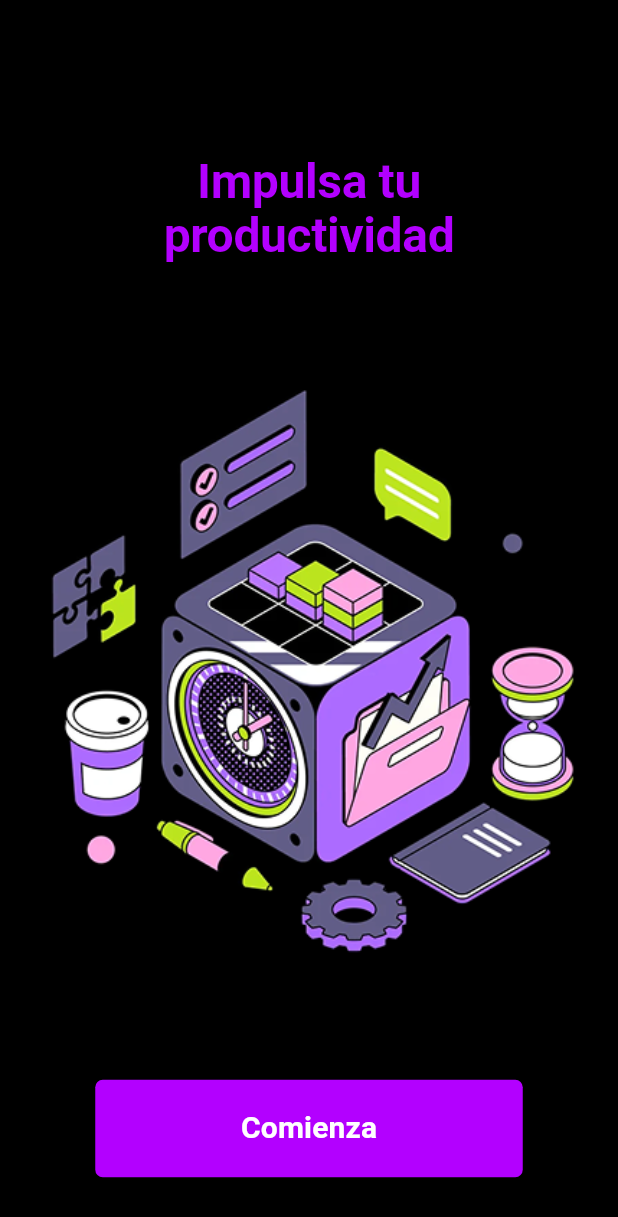
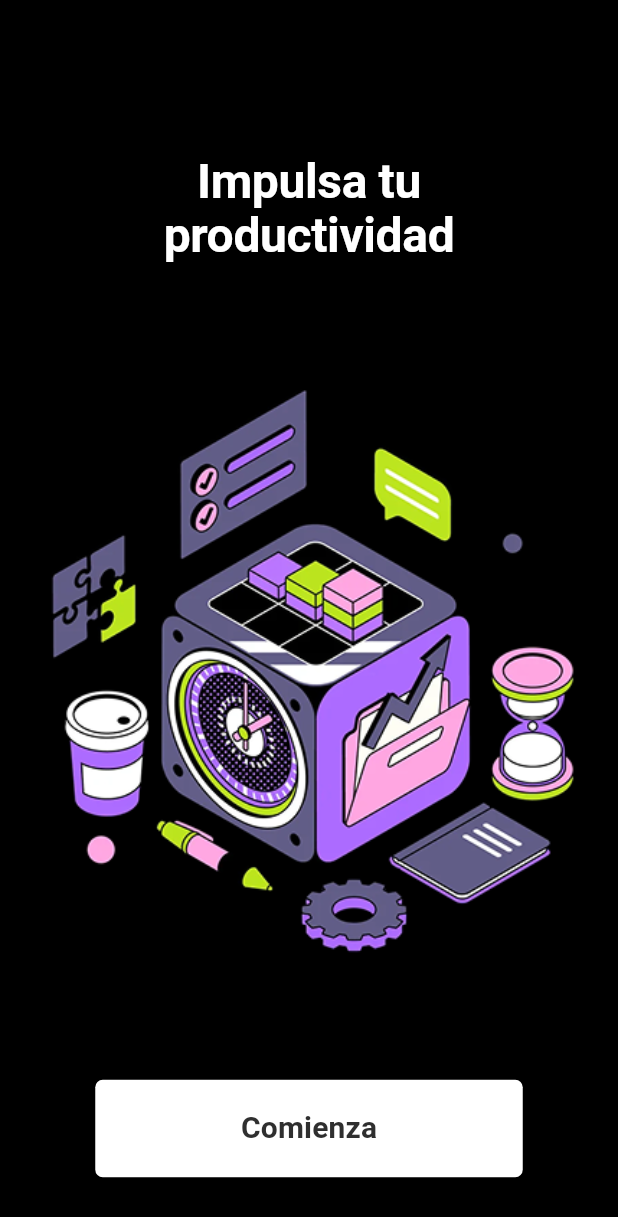
Before and after one commit to academa-streaming-teaching-application/Academa.Mobile-App, a Flutter app: the screen it shows after launch, on a phone screen of 412 x 824 dp. Shown: the top 1217 px of the screen. Run offline on Flutter 3.47's test engine with Material 3 defaults, Android fonts, the light colour scheme and no system bars; our stand-ins replace card_swiper, flutter_svg, go_router.

Commit message:
feature(onboarding): New color rebranding

```diff
--- a/lib/presentation/onboarding/onboarding_screen.dart
+++ b/lib/presentation/onboarding/onboarding_screen.dart
@@ -20,7 +20,7 @@ class OnboardingScreen extends StatelessWidget {
                 style: Theme.of(context)
                     .textTheme
                     .displayLarge
-                    ?.copyWith(color: colorScheme.primary),
+                    ?.copyWith(color: colorScheme.onPrimary),
                 textAlign: TextAlign.center,
               ),
               Image.asset(
@@ -33,8 +33,8 @@ class OnboardingScreen extends StatelessWidget {
                 child: CustomButton(
                   fontWeight: FontWeight.bold,
                   text: 'Comienza',
-                  textColor: colorScheme.onPrimary,
-                  backgroundColor: colorScheme.primary,
+                  textColor: colorScheme.secondary,
+                  backgroundColor: colorScheme.onPrimary,
                   textSize: 20,
                   buttonWidth: 285,
                   buttonHeight: 65,
```
